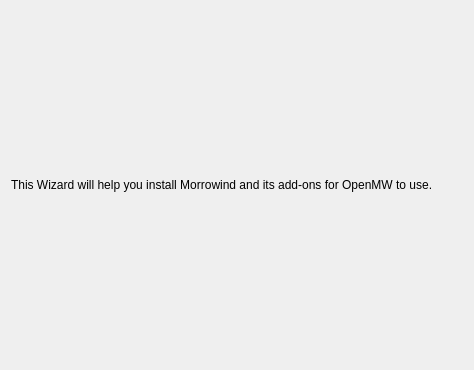
Above: files/ui/wizard/intropage.ui from OpenMW/openmw before the change. Below: the same form after it.
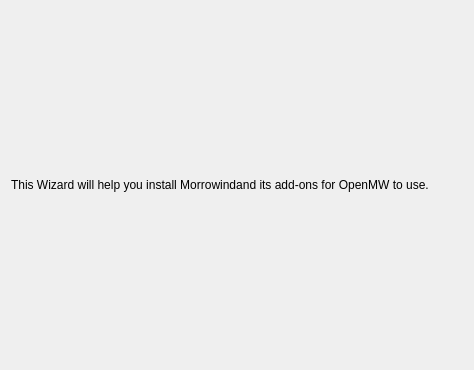
That is the form after the change.

Commit message: Added some eye-candy to the wizard: a watermark and a placeholder icon

The edit to the form file:
```diff
--- a/files/ui/wizard/intropage.ui
+++ b/files/ui/wizard/intropage.ui
@@ -20,7 +20,7 @@
    <item>
     <widget class="QLabel" name="textLabel">
      <property name="text">
-      <string>This Wizard will help you install Morrowind and its add-ons for OpenMW to use.</string>
+      <string>This Wizard will help you install Morrowindand its add-ons for OpenMW to use.</string>
      </property>
      <property name="wordWrap">
       <bool>true</bool>
```
Left out of the diff: 4 changed lines with no effect on the pictures. The commit also changes 5 other files.
